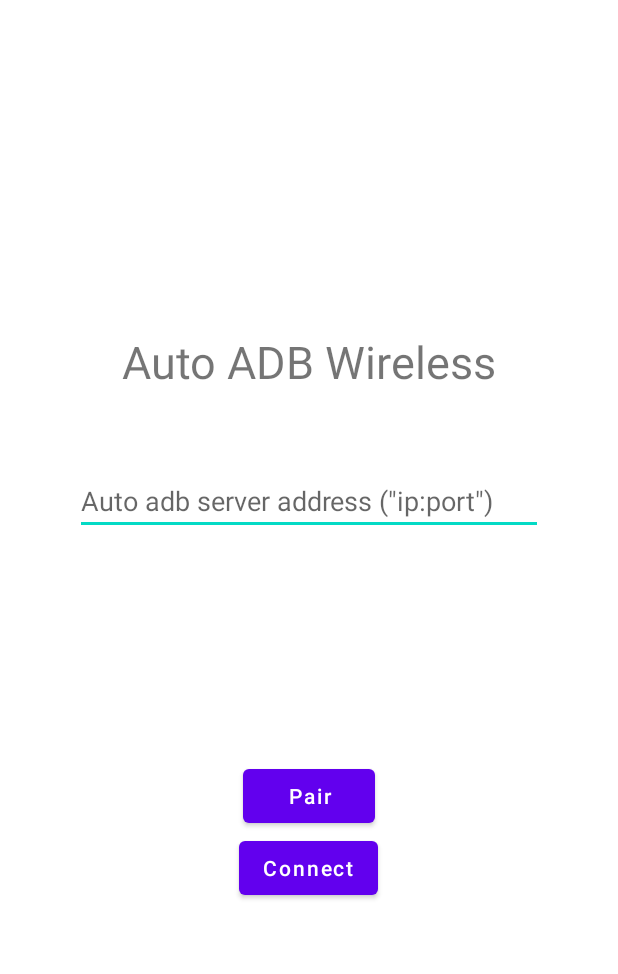
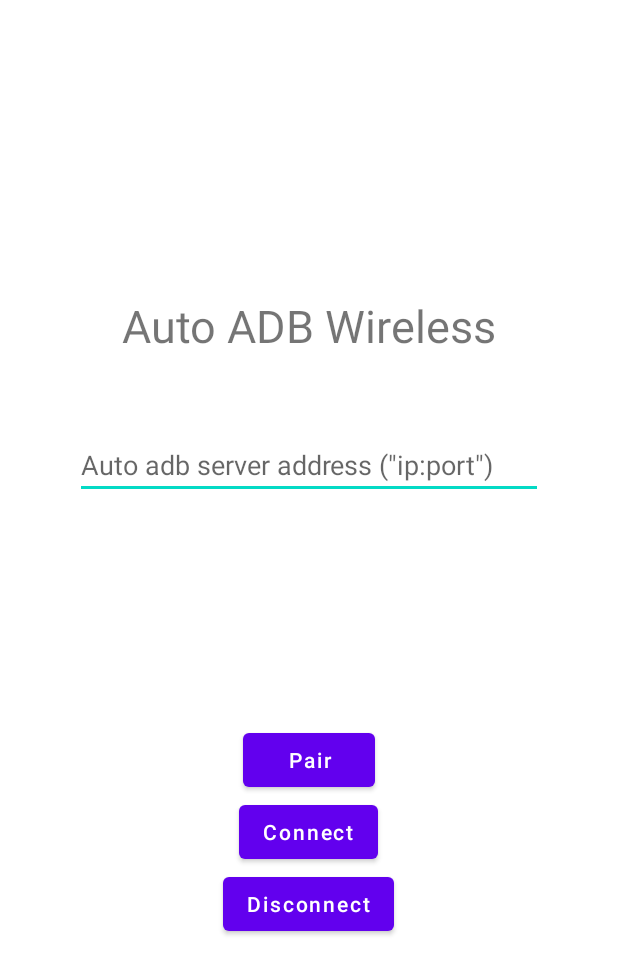
Before and after one commit to azazo1/auto_adb_wl, an Android app: the layout activity_main.xml on its own in the app's theme, with its tools: preview values and no code run, on a phone screen of 412 x 824 dp. Shown: the top 974 px of the screen. Run offline under Robolectric (Android 15) with nearby library versions, the phone set to English and light mode, and no system bars.

Commit message:
adb disconnect steps

```diff
--- a/app/src/main/res/layout/activity_main.xml
+++ b/app/src/main/res/layout/activity_main.xml
@@ -40,4 +40,11 @@
         android:layout_height="wrap_content"
         android:text="@string/btn_connect_to_adb_server"
         android:textAllCaps="false" />
+
+    <Button
+        android:id="@+id/btn_disconnect"
+        android:layout_width="wrap_content"
+        android:layout_height="wrap_content"
+        android:text="@string/btn_disconnect_to_adb_server"
+        android:textAllCaps="false" />
 </LinearLayout>
--- a/app/src/main/res/values/strings.xml
+++ b/app/src/main/res/values/strings.xml
@@ -4,6 +4,7 @@
     <string name="accessibility_service_description">this is a service description</string>
     <string name="et_auto_adb_server_addr">Auto adb server address (\"ip:port\")</string>
     <string name="btn_connect_to_adb_server">Connect</string>
+    <string name="btn_disconnect_to_adb_server">Disconnect</string>
     <string name="tv_title">Auto ADB Wireless</string>
     <string name="btn_pair_to_adb_server">Pair</string>
     <string name="no_accessibility_permission">No accessibility permission</string>
```
Also changed, not shown: app/src/main/java/com/azazo1/auto_adb_wl/MainActivity.kt (+18 -2 lines).
